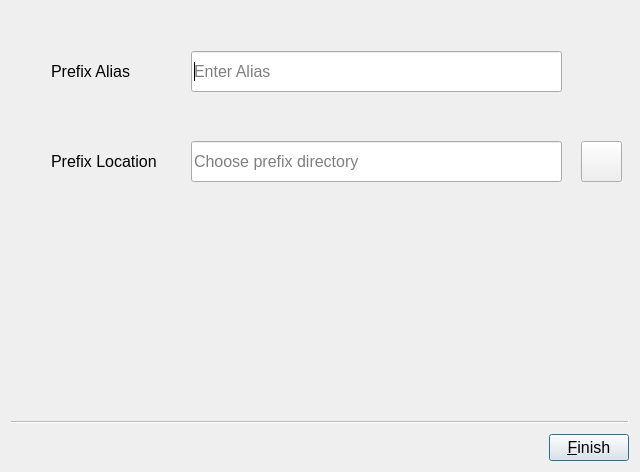
This is designer/config_wizard.ui in NinjaComics/pybombs-qtgui as Qt 5 draws it before an edit. The edited form follows.
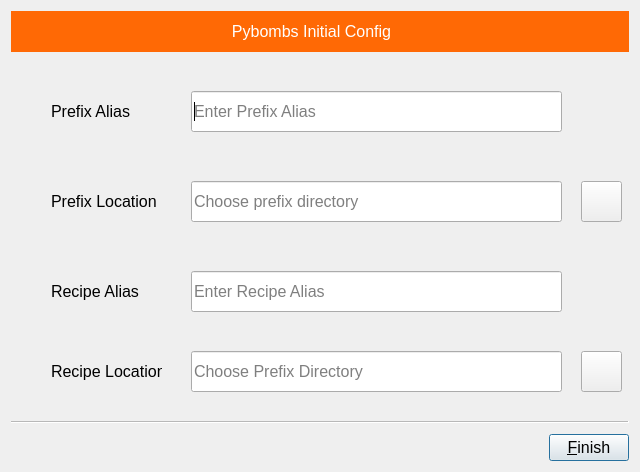
This is the edited form. Icons and pictures are not drawn.

Commit message: Add config wizard

```diff
--- a/designer/config_wizard.ui
+++ b/designer/config_wizard.ui
@@ -26,7 +26,7 @@
     <property name="geometry">
      <rect>
       <x>40</x>
-      <y>40</y>
+      <y>80</y>
       <width>141</width>
       <height>41</height>
      </rect>
@@ -44,20 +44,20 @@
     <property name="geometry">
      <rect>
       <x>180</x>
-      <y>40</y>
+      <y>80</y>
       <width>371</width>
       <height>41</height>
      </rect>
     </property>
     <property name="placeholderText">
-     <string>Enter Alias</string>
+     <string>Enter Prefix Alias</string>
     </property>
    </widget>
    <widget class="QLineEdit" name="lineEdit_2">
     <property name="geometry">
      <rect>
       <x>180</x>
-      <y>130</y>
+      <y>170</y>
       <width>371</width>
       <height>41</height>
      </rect>
@@ -73,7 +73,7 @@
     <property name="geometry">
      <rect>
       <x>40</x>
-      <y>130</y>
+      <y>170</y>
       <width>141</width>
       <height>41</height>
      </rect>
@@ -91,7 +91,7 @@
     <property name="geometry">
      <rect>
       <x>570</x>
-      <y>130</y>
+      <y>170</y>
       <width>41</width>
       <height>41</height>
      </rect>
@@ -119,6 +119,127 @@
      <bool>false</bool>
     </property>
    </widget>
+   <widget class="QLabel" name="label_3">
+    <property name="geometry">
+     <rect>
+      <x>40</x>
+      <y>350</y>
+      <width>111</width>
+      <height>20</height>
+     </rect>
+    </property>
+    <property name="text">
+     <string>Recipe Location</string>
+    </property>
+   </widget>
+   <widget class="QPushButton" name="pushButton">
+    <property name="geometry">
+     <rect>
+      <x>570</x>
+      <y>340</y>
+      <width>41</width>
+      <height>41</height>
+     </rect>
+    </property>
+    <property name="text">
+     <string/>
+    </property>
+    <property name="icon">
+     <iconset theme="document-open">
+      <normaloff>.</normaloff>.</iconset>
+    </property>
+    <property name="iconSize">
+     <size>
+      <width>28</width>
+      <height>28</height>
+     </size>
+    </property>
+    <property name="autoDefault">
+     <bool>true</bool>
+    </property>
+    <property name="default">
+     <bool>false</bool>
+    </property>
+    <property name="flat">
+     <bool>false</bool>
+    </property>
+   </widget>
+   <widget class="QLabel" name="label_4">
+    <property name="geometry">
+     <rect>
+      <x>40</x>
+      <y>270</y>
+      <width>101</width>
+      <height>20</height>
+     </rect>
+    </property>
+    <property name="text">
+     <string>Recipe Alias</string>
+    </property>
+   </widget>
+   <widget class="QLineEdit" name="lineEdit_3">
+    <property name="geometry">
+     <rect>
+      <x>180</x>
+      <y>340</y>
+      <width>371</width>
+      <height>41</height>
+     </rect>
+    </property>
+    <property name="text">
+     <string/>
+    </property>
+    <property name="placeholderText">
+     <string>Choose Prefix Directory</string>
+    </property>
+   </widget>
+   <widget class="QLineEdit" name="lineEdit_4">
+    <property name="geometry">
+     <rect>
+      <x>180</x>
+      <y>260</y>
+      <width>371</width>
+      <height>41</height>
+     </rect>
+    </property>
+    <property name="placeholderText">
+     <string>Enter Recipe Alias</string>
+    </property>
+    <property name="clearButtonEnabled">
+     <bool>true</bool>
+    </property>
+   </widget>
+   <widget class="QLabel" name="label_5">
+    <property name="enabled">
+     <bool>true</bool>
+    </property>
+    <property name="geometry">
+     <rect>
+      <x>-20</x>
+      <y>0</y>
+      <width>641</width>
+      <height>41</height>
+     </rect>
+    </property>
+    <property name="font">
+     <font>
+      <pointsize>12</pointsize>
+     </font>
+    </property>
+    <property name="styleSheet">
+     <string notr="true">color: rgb(255, 255, 255);
+background-color: rgb(255, 105, 5);</string>
+    </property>
+    <property name="inputMethodHints">
+     <set>Qt::ImhNone</set>
+    </property>
+    <property name="text">
+     <string>Pybombs Initial Config</string>
+    </property>
+    <property name="alignment">
+     <set>Qt::AlignCenter</set>
+    </property>
+   </widget>
   </widget>
  </widget>
  <resources>
```
